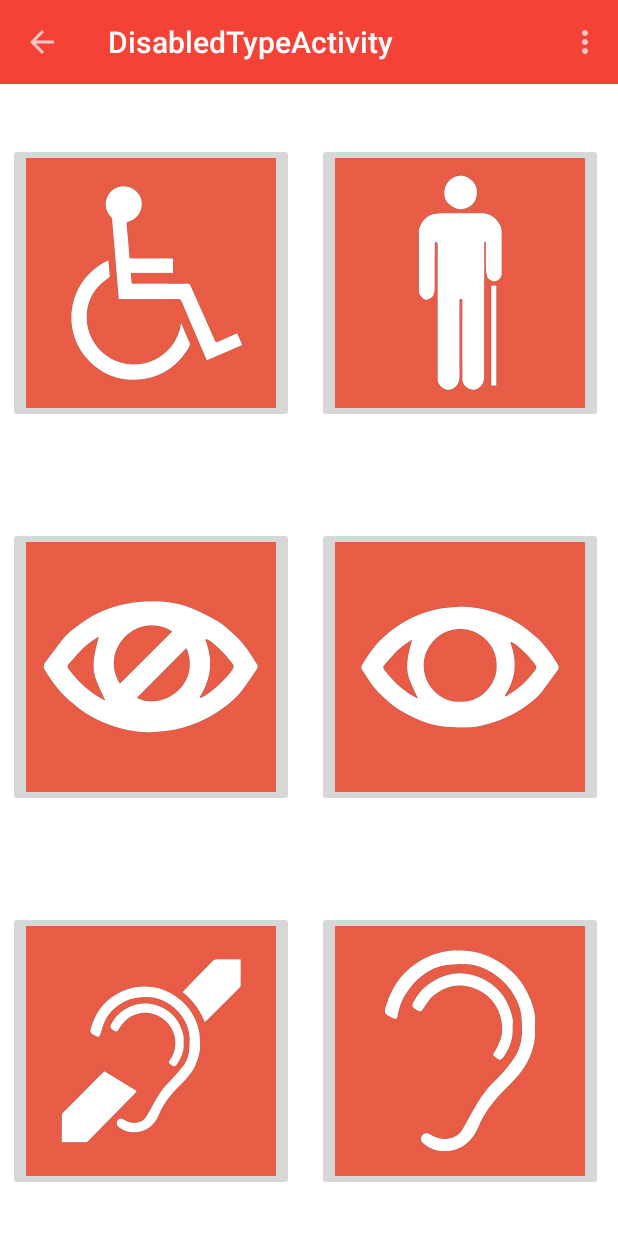
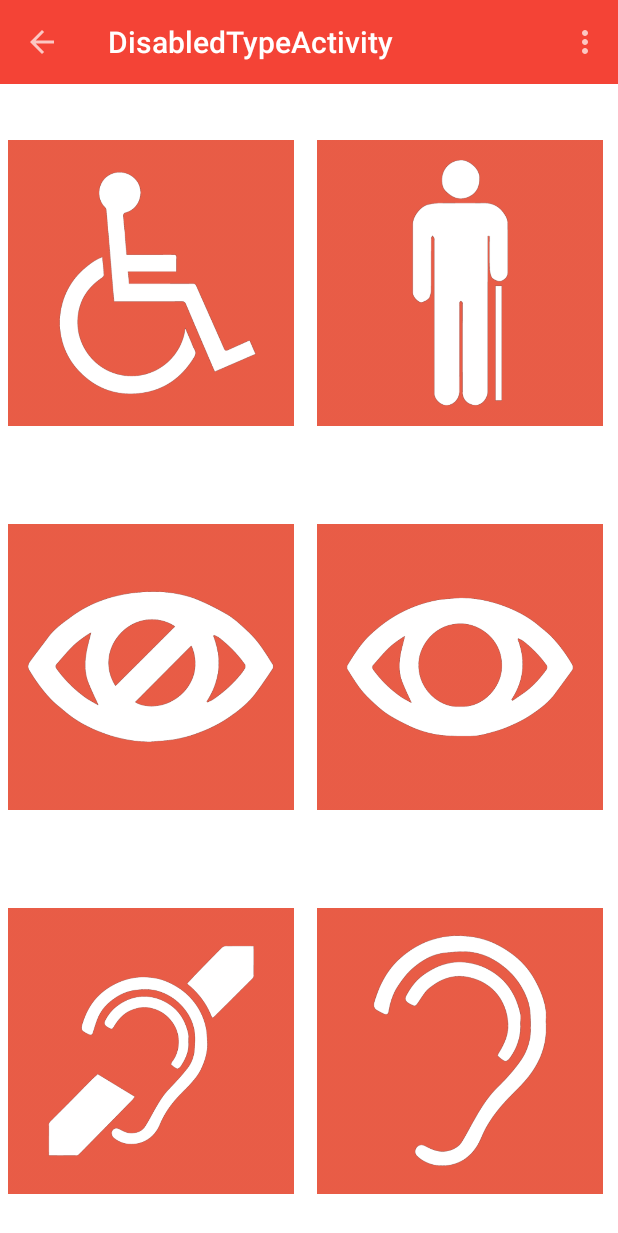
Before and after one commit to Symsystem/handiPlace, an Android app: the DisabledTypeActivity screen opened directly, with no data from a screen before it, on a phone screen of 412 x 824 dp. Shown: the top 1233 px of the screen. Run offline under Robolectric (Android 15) with nearby library versions, the light colour scheme and no system bars.

Commit message:
Cool stuffs

```diff
--- a/app/src/main/res/values/styles.xml
+++ b/app/src/main/res/values/styles.xml
@@ -26,6 +26,7 @@
         <item name="android:layout_marginTop">10dp</item>
         <item name="android:layout_marginBottom">5dp</item>
         <item name="android:scaleType">fitCenter</item>
+        <item name="android:background">@color/background</item>
 
     </style>
 
```
